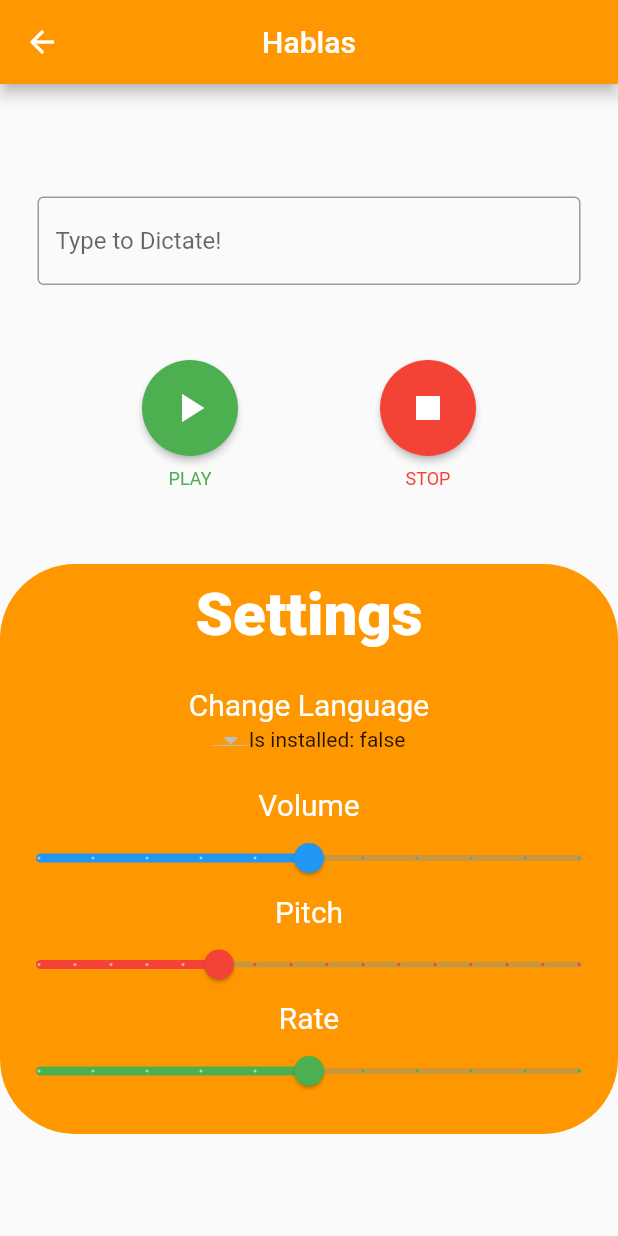
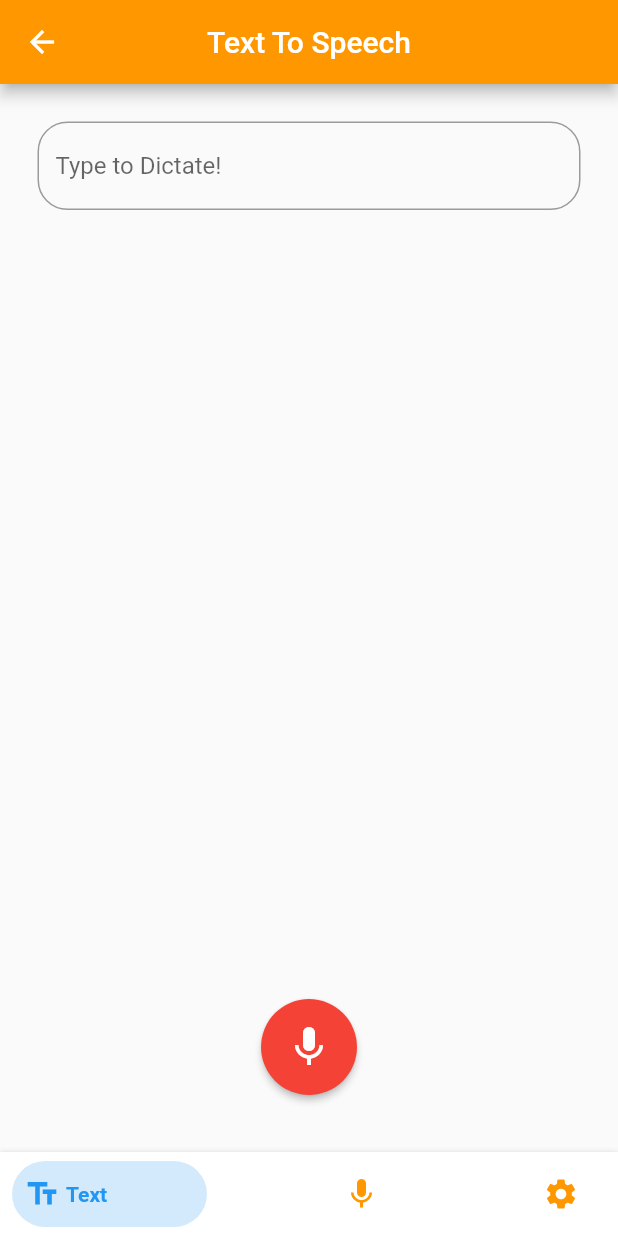
Before and after one commit to RagzDev/hablas, a Flutter app: the screen it shows after launch, after a tap on "START", on a phone screen of 412 x 824 dp. Run offline on Flutter 3.47's test engine with Material 2 defaults, Android fonts, the phone set to English and light mode, and no system bars; drawn by our look-alikes of bottom_navy_bar, google_mobile_ads; our stand-ins replace avatar_glow, flutter_tts, speech_to_text; missing offline and left inert: highlight_text.

Commit message:
added speech to text, and UI redesign

```diff
--- a/lib/ad_state.dart
+++ /dev/null
@@ -1,24 +0,0 @@
-import 'dart:io';
-import 'package:google_mobile_ads/google_mobile_ads.dart';
-
-class AdState {
-  Future<InitializationStatus> initialization;
-
-  AdState(this.initialization);
-
-  String get bannerAdUnitId => Platform.isAndroid
-      ? 'ca-app-pub-3940256099942544/6300978111'
-      : 'ca-app-pub-3940256099942544/2934735716';
-
-  AdListener get adListener => _adListener;
-
-  AdListener _adListener = AdListener(
-      onAdLoaded: (ad) => print('Ad loaded: ${ad.adUnitId}'),
-      onAdClosed: (ad) => print('Ad closed: ${ad.adUnitId}'),
-      onAdFailedToLoad: (ad, error) =>
-          print('Ad failed to load ${ad.adUnitId}, $error.'),
-      onAdOpened: (ad) => print('Ad opened: ${ad.adUnitId}'),
-      onAppEvent: (ad, name, data) =>
-          print('App event: ${ad.adUnitId}, $name, $data'),
-      onApplicationExit: (ad) => print('App Exit: ${ad.adUnitId}'));
-}
--- a/lib/main.dart
+++ b/lib/main.dart
@@ -1,4 +1,3 @@
-import 'package:Hablas/ad_state.dart';
 import 'package:Hablas/tabs.dart';
 import 'package:Hablas/welcome.dart';
 import 'package:flutter/material.dart';
@@ -7,17 +6,5 @@ import 'package:provider/provider.dart';
 import 'package:flutter/services.dart';
 
 void main() {
-  WidgetsFlutterBinding.ensureInitialized();
-  final initFuture = MobileAds.instance.initialize();
-  final adState = AdState(initFuture);
-
-  // WidgetsFlutterBinding.ensureInitialized();
-  // SystemChrome.setPreferredOrientations(
-  //     [DeviceOrientation.portraitUp, DeviceOrientation.portraitDown]);
-  runApp(
-    Provider.value(
-      value: adState,
-      builder: (context, child) => MyApp(),
-    ),
-  );
+  runApp(MyApp());
 }
--- a/lib/tabs.dart
+++ b/lib/tabs.dart
@@ -1,10 +1,9 @@
-import 'package:Hablas/ad_state.dart';
 import 'package:Hablas/welcome.dart';
 import 'package:flutter/material.dart';
 import 'package:flutter_tts/flutter_tts.dart';
 import 'package:google_mobile_ads/google_mobile_ads.dart';
 import 'package:provider/provider.dart';
-
+import 'package:bottom_navy_bar/bottom_navy_bar.dart';
 import 'dart:async';
 import 'dart:io' show Platform;
 import 'package:flutter/foundation.dart' show kIsWeb;
@@ -12,6 +11,10 @@ import 'package:provider/provider.dart';
 import 'package:flutter/material.dart';
 import 'package:flutter_tts/flutter_tts.dart';
 import 'package:google_mobile_ads/google_mobile_ads.dart';
+import 'package:avatar_glow/avatar_glow.dart';
+import 'package:flutter/material.dart';
+import 'package:highlight_text/highlight_text.dart';
+import 'package:speech_to_text/speech_to_text.dart' as stt;
 
 class Hablas extends StatefulWidget {
   @override
@@ -32,6 +35,9 @@ class _HablasState extends State<Hablas> {
 
   TtsState ttsState = TtsState.stopped;
 
+  int _currentIndex = 0;
+  PageController _pageController;
+
   get isPlaying => ttsState == TtsState.playing;
   get isStopped => ttsState == TtsState.stopped;
   get isPaused => ttsState == TtsState.paused;
@@ -44,6 +50,7 @@ class _HablasState extends State<Hablas> {
   @override
   initState() {
     super.initState();
+    _pageController = PageController();
     initTts();
   }
 
@@ -137,6 +144,8 @@ class _HablasState extends State<Hablas> {
   void dispose() {
     super.dispose();
     flutterTts.stop();
+    _pageController.dispose();
+    super.dispose();
   }
 
   List<DropdownMenuItem<String>> getLanguageDropDownMenuItems(
@@ -167,97 +176,155 @@ class _HablasState extends State<Hablas> {
     });
   }
 
-  BannerAd banner;
-
-  @override
-  void didChangeDependencies() {
-    super.didChangeDependencies();
-    final adState = Provider.of<AdState>(context);
-    adState.initialization.then((status) {
-      setState(() {
-        banner = BannerAd(
-          adUnitId: adState.bannerAdUnitId,
-          size: AdSize.banner,
-          request: AdRequest(),
-          listener: adState.adListener,
-        )..load();
-      });
-    });
-  }
-
   @override
   Widget build(BuildContext context) {
     return MaterialApp(
-        home: Scaffold(
+        home: DefaultTabController(
+            length: 2,
+            child: Scaffold(
+              body: SizedBox.expand(
+                child: PageView(
+                  controller: _pageController,
+                  onPageChanged: (index) {
+                    setState(() => _currentIndex = index);
+                  },
+                  children: <Widget>[
+                    Scaffold(
                       appBar: AppBar(
-              title: Text('Hablas'),
+                        title: Text('Text To Speech'),
                         centerTitle: true,
                         backgroundColor: Colors.orange,
                         leading: IconButton(
                           icon: Icon(Icons.arrow_back),
                           onPressed: () {
-                    Navigator.push(
-                      context,
-                      MaterialPageRoute(builder: (context) => MyApp()),
-                    );
-                  }),
+                            Navigator.push(context,
+                                MaterialPageRoute(builder: (context) {
+                              return MyApp();
+                            }));
+                          },
                         ),
+                        //                                                                 leading: IconButton(
+                        //   icon: Icon(Icons.arrow_back),
+                        //   onPressed: () {
+                        // Navigator.push(context,
+                        //                 MaterialPageRoute(
+                        //               builder: (context) {
+                        //                 return MyApp();
+                        //               }
+                        //   }
+                        // ),
+                      ),
+                      floatingActionButton: _buildButtonColumn(
+                          Colors.red, Colors.redAccent, Icons.mic, '', _speak),
+                      floatingActionButtonLocation:
+                          FloatingActionButtonLocation.centerFloat,
                       body: SingleChildScrollView(
                           scrollDirection: Axis.vertical,
                           child: Column(children: [
-                  if (banner == null)
-                    SizedBox(
-                      height: 50,
-                    )
-                  else
-                    Container(
-                      height: 50,
-                      child: AdWidget(ad: banner),
-                    ),
                             _inputSection(),
-                  _btnSection(),
+                            // _btnSection(),
                             SizedBox(
                               height: 50,
                             ),
-                  Container(
-                    height: 380,
-                    width: 500,
+                          ])),
+                    ),
+                    SpeechScreen(),
+                    Scaffold(
+                        appBar: AppBar(
+                          title: Text('Settings'),
+                          centerTitle: true,
+                          backgroundColor: Colors.orange,
+                        ),
+                        backgroundColor: Colors.white,
+                        body: SingleChildScrollView(
+                          scrollDirection: Axis.vertical,
+                          child: Container(
+                              margin: EdgeInsets.only(top: 55),
                               decoration: BoxDecoration(
-                        color: Colors.orange,
+                                  color: Colors.white,
                                   shape: BoxShape.rectangle,
                                   borderRadius: BorderRadius.only(
                                       topLeft: Radius.circular(50.0),
                                       bottomRight: Radius.circular(50.0),
                                       bottomLeft: Radius.circular(50.0),
                                       topRight: Radius.circular(50.0))),
+                              child: Center(
                                 child: Column(
                                   children: [
-                        SizedBox(height: 10),
                                     Text(
                                       'Settings',
                                       style: TextStyle(
-                            color: Colors.white,
+                                        color: Colors.black,
                                         fontWeight: FontWeight.w800,
                                         fontSize: 40.0,
                                       ),
                                     ),
                                     SizedBox(
-                          height: 25,
+                                      height: 45,
                                     ),
                                     Text('Change Language',
                                         style: TextStyle(
-                                fontWeight: FontWeight.normal,
+                                            fontWeight: FontWeight.w700,
                                             fontSize: 20.0,
-                                color: Colors.white)),
-                        _futureBuilder(),
+                                            color: Colors.black)),
                                     SizedBox(
                                       height: 20,
                                     ),
-                        _buildSliders()
+                                    Text(
+                                        'The format is language-country, so for example, English US would be en-US.',
+                                        textAlign: TextAlign.center,
+                                        style: TextStyle(
+                                            fontWeight: FontWeight.normal,
+                                            fontSize: 18.0,
+                                            color: Colors.black)),
+                                    _futureBuilder(),
+                                    Visibility(
+                                      visible: isAndroid,
+                                      child: Text(
+                                        "Is Selected Language Installed: $isCurrentLanguageInstalled",
+                                        style: TextStyle(
+                                            color: Colors.black,
+                                            fontSize: 20.0),
+                                      ),
+                                    ),
+                                    SizedBox(
+                                      height: 20,
+                                    ),
+                                    _buildSliders(),
+                                  ],
+                                ),
+                              )),
+                        )),
                   ],
                 ),
               ),
-                ]))));
+              bottomNavigationBar: BottomNavyBar(
+                selectedIndex: _currentIndex,
+                onItemSelected: (index) {
+                  setState(() => _currentIndex = index);
+                  _pageController.jumpToPage(index);
+                },
+                items: <BottomNavyBarItem>[
+                  BottomNavyBarItem(
+                      title: Text('Text'),
+                      icon: Icon(Icons.text_fields),
+                      activeColor: Colors.blue,
+                      inactiveColor: Colors.orange),
+                  BottomNavyBarItem(
+                    title: Text('Speech'),
+                    icon: Icon(Icons.mic),
+                    activeColor: Colors.blue,
+                    inactiveColor: Colors.orange,
+                  ),
+                  BottomNavyBarItem(
+                    title: Text('Settings'),
+                    icon: Icon(Icons.settings),
+                    activeColor: Colors.blue,
+                    inactiveColor: Colors.orange,
+                  )
+                ],
+              ),
+            )));
   }
 
   Widget _futureBuilder() => FutureBuilder<dynamic>(
@@ -280,7 +347,12 @@ class _HablasState extends State<Hablas> {
         },
         obscureText: false,
         decoration: InputDecoration(
-            border: OutlineInputBorder(), hintText: 'Type to Dictate!'),
+          hintText: 'Type to Dictate!',
+          hintStyle: TextStyle(fontSize: 16),
+          border: OutlineInputBorder(
+            borderRadius: BorderRadius.circular(20),
+          ),
+        ),
       ));
 
   Widget _btnSection() {
@@ -289,10 +361,8 @@ class _HablasState extends State<Hablas> {
           padding: EdgeInsets.only(top: 50.0),
           child:
               Row(mainAxisAlignment: MainAxisAlignment.spaceEvenly, children: [
-            _buildButtonColumn(Colors.green, Colors.greenAccent,
-                Icons.play_arrow, 'PLAY', _speak),
             _buildButtonColumn(
-                Colors.red, Colors.redAccent, Icons.stop, 'STOP', _stop),
+                Colors.red, Colors.redAccent, Icons.mic, ' ', _speak),
           ]));
     } else {
       return Container(
@@ -311,13 +381,6 @@ class _HablasState extends State<Hablas> {
           value: language,
           items: getLanguageDropDownMenuItems(languages),
           onChanged: changedLanguageDropDownItem,
-          dropdownColor: Colors.white,
-          iconEnabledColor: Colors.white,
-          focusColor: Colors.white,
-        ),
-        Visibility(
-          visible: isAndroid,
-          child: Text("Is installed: $isCurrentLanguageInstalled"),
         ),
       ]));
 
@@ -357,21 +420,21 @@ class _HablasState extends State<Hablas> {
             style: TextStyle(
                 fontWeight: FontWeight.normal,
                 fontSize: 20.0,
-                color: Colors.white)),
+                color: Colors.black)),
         _volume(),
         Text(
           'Pitch',
           style: TextStyle(
               fontWeight: FontWeight.normal,
               fontSize: 20.0,
-              color: Colors.white),
+              color: Colors.black),
         ),
         _pitch(),
-        Text('Rate',
+        Text('Speed/Rate',
             style: TextStyle(
               fontWeight: FontWeight.normal,
               fontSize: 20.0,
-              color: Colors.white,
+              color: Colors.black,
             )),
         _rate()
       ],
@@ -419,210 +482,117 @@ class _HablasState extends State<Hablas> {
   }
 }
 
-// class TTS extends StatefulWidget {
-//   @override
-//   _TTSState createState() => _TTSState();
-// }
+class SpeechScreen extends StatefulWidget {
+  @override
+  _SpeechScreenState createState() => _SpeechScreenState();
+}
 
-// class _TTSState extends State {
-//   bool isPlaying = false;
-//   FlutterTts _flutterTts;
-//   final textController = TextEditingController();
-//   BannerAd banner;
+class _SpeechScreenState extends State<SpeechScreen> {
+  final Map<String, HighlightedWord> _highlights = {
+    'Hablas': HighlightedWord(
+      onTap: () => print('voice'),
+      textStyle: const TextStyle(
+        color: Colors.green,
+        fontWeight: FontWeight.bold,
+      ),
+    ),
+  };
 
-//   @override
-//   void didChangeDependencies() {
-//     super.didChangeDependencies();
-//     final adState = Provider.of<AdState>(context);
-//     adState.initialization.then((status) {
-//       setState(() {
-//         banner = BannerAd(
-//           adUnitId: adState.bannerAdUnitId,
-//           size: AdSize.banner,
-//           request: AdRequest(),
-//           listener: adState.adListener,
-//         )..load();
-//       });
-//     });
-//   }
+  stt.SpeechToText _speech;
+  bool _isListening = false;
+  String _text = 'Press the button and start speaking';
+  double _confidence = 1.0;
 
-//   @override
-//   void initState() {
-//     super.initState();
-//     initializeTts();
-//   }
+  @override
+  void initState() {
+    super.initState();
+    _speech = stt.SpeechToText();
+  }
 
-//   @override
-//   Widget build(BuildContext context) {
-//     return MaterialApp(home: Builder(
-//       builder: (BuildContext context) {
-//         return DefaultTabController(
-//           length: 2,
-//           child: Scaffold(
-//             appBar: AppBar(
-//               centerTitle: true,
-//               title: Text('Hablas'),
-//               backgroundColor: Colors.orange,
-//               leading: IconButton(
-//                   icon: Icon(Icons.arrow_back),
-//                   onPressed: () {
-//                     Navigator.push(
-//                       context,
-//                       MaterialPageRoute(builder: (context) => MyApp()),
-//                     );
-//                   }),
-//               bottom: TabBar(
-//                 tabs: [
-//                   Tab(icon: Icon(Icons.mic)),
-//                   Tab(icon: Icon(Icons.settings)),
-//                 ],
-//               ),
-//             ),
-//             body: TabBarView(
-//               children: [
-//                 Scaffold(
-//                     body: Container(
-//                   alignment: Alignment.center,
-//                   child: Column(
-//                     children: <Widget>[
-//                       if (banner == null)
-//                         SizedBox(
-//                           height: 50,
-//                         )
-//                       else
-//                         Container(
-//                           height: 50,
-//                           child: AdWidget(ad: banner),
-//                         ),
-//                       Center(
-//                           child: Container(
-//                         padding: EdgeInsets.all(32),
-//                         child: TextField(
-//                           controller: textController,
-//                           obscureText: false,
-//                           decoration: InputDecoration(
-//                               border: OutlineInputBorder(),
-//                               hintText: 'Type to Dictate!'),
-//                         ),
-//                       )),
-//                       RawMaterialButton(
-//                         onPressed: () {
-//                           if (isPlaying) {
-//                             _stop();
-//                           } else {
-//                             _speak(textController.text);
-//                           }
-//                         },
-//                         elevation: 2.0,
-//                         fillColor: Colors.red,
-//                         child: Icon(
-//                           Icons.mic,
-//                           size: 35.0,
-//                           color: Colors.white,
-//                         ),
-//                         padding: EdgeInsets.all(15.0),
-//                         shape: CircleBorder(),
-//                       ),
-//                       SizedBox(height: 20),
-//                     ],
-//                   ),
-//                 )),
+  @override
+  Widget build(BuildContext context) {
+    return Scaffold(
+      appBar: AppBar(
+        title: Text('Speech To Text'),
+        centerTitle: true,
+        backgroundColor: Colors.orange,
+      ),
+      floatingActionButtonLocation: FloatingActionButtonLocation.centerFloat,
+      floatingActionButton: AvatarGlow(
+        animate: _isListening,
+        glowColor: Colors.red,
+        endRadius: 75.0,
+        duration: const Duration(milliseconds: 2000),
+        repeatPauseDuration: const Duration(milliseconds: 100),
+        repeat: true,
+        child: RawMaterialButton(
+            onPressed: _listen,
+            child: Icon(
+              _isListening ? Icons.mic : Icons.mic_none,
+              size: 32,
+              color: Colors.white,
+            ),
+            fillColor: Colors.red,
+            elevation: 2.0,
+            padding: EdgeInsets.all(15.0),
+            shape: CircleBorder(),
+            constraints: BoxConstraints.tight(Size(64, 64)),
+            splashColor: Colors.red),
+      ),
+      body: SingleChildScrollView(
+        reverse: true,
+        child: Container(
+            padding: const EdgeInsets.fromLTRB(30.0, 30.0, 30.0, 150.0),
+            width: double.infinity,
+            child: Column(
+              children: [
+                Text(
+                  'AI Confidence Level: ${(_confidence * 100.0).toStringAsFixed(1)}%',
+                  textAlign: TextAlign.center,
+                  style: TextStyle(
+                    fontSize: 32.0,
+                    color: Colors.black,
+                    fontWeight: FontWeight.w700,
+                  ),
+                ),
+                SizedBox(
+                  height: 50,
+                ),
+                TextHighlight(
+                  text: _text,
+                  words: _highlights,
+                  textAlign: TextAlign.center,
+                  textStyle: const TextStyle(
+                      fontSize: 32.0,
+                      color: Colors.black,
+                      fontWeight: FontWeight.w400),
+                ),
+              ],
+            )),
+      ),
+    );
+  }
 
-//                 Settings(),
-//                 // Column(
-//                 //   children: [
-//                 //     // Image(
-//                 //     //   image: AssetImage('assets/bug.png'),
-//                 //     //   height: 350,
-//                 //     //   width: 350,
-//                 //     // ),
-//                 //     // Text(
-//                 //     //   'Still in Construction...',
-//                 //     //   style:
-//                 //     //       TextStyle(fontWeight: FontWeight.bold, fontSize: 30),
-//                 //     // ),
-//                 //     // Text(
-//                 //     //   'Created by Raghav Sarin',
-//                 //     //   style: TextStyle(fontSize: 25),
-//                 //     // ),
-//                 //     // SizedBox(
-//                 //     //   height: 50,
-//                 //     // )
-//                 //   ],
-//                 // )
-//               ],
-//             ),
-//           ),
-//         );
-
-//         // return
-//       },
-//     ));
-//   }
-
-//   //TEXT TO SPEECH functions
-
-//   initializeTts() {
-//     _flutterTts = FlutterTts();
-
-//     _flutterTts.setStartHandler(() {
-//       setState(() {
-//         isPlaying = true;
-//       });
-//     });
-
-//     _flutterTts.setCompletionHandler(() {
-//       setState(() {
-//         isPlaying = false;
-//       });
-//     });
-
-//     _flutterTts.setErrorHandler((err) {
-//       setState(() {
-//         print("error occurred: " + err);
-//         isPlaying = false;
-//       });
-//     });
-//   }
-
-//   Future _speak(String text) async {
-//     if (text != null && text.isNotEmpty) {
-//       var result = await _flutterTts.speak(textController.text);
-//       if (result == 1)
-//         setState(() {
-//           isPlaying = true;
-//         });
-//     }
-//     setTtsLanguage();
-//     setPitch();
-//     setVolume();
-//   }
-
-//   Future _stop() async {
-//     var result = await _flutterTts.stop();
-//     if (result == 1)
-//       setState(() {
-//         isPlaying = false;
-//       });
-//   }
-
-//   void setTtsLanguage() async {
-//     await _flutterTts.setLanguage("en-GB");
-//   }
-
-//   void setPitch() async {
-//     await _flutterTts.setPitch(1);
-//   }
-
-//   void setVolume() async {
-//     await _flutterTts.setVolume(1.0);
-//     await _flutterTts.setIosAudioCategory(IosTextToSpeechAudioCategory.playback,
-//         [IosTextToSpeechAudioCategoryOptions.defaultToSpeaker]);
-//   }
-
-//   @override
-//   void dispose() {
-//     super.dispose();
-//     _flutterTts.stop();
-//   }
-// }
+  void _listen() async {
+    if (!_isListening) {
+      bool available = await _speech.initialize(
+        onStatus: (val) => print('onStatus: $val'),
+        onError: (val) => print('onError: $val'),
+      );
+      if (available) {
+        setState(() => _isListening = true);
+        _speech.listen(
+          onResult: (val) => setState(() {
+            _text = val.recognizedWords;
+            if (val.hasConfidenceRating && val.confidence > 0) {
+              _confidence = val.confidence;
+            }
+          }),
+        );
+      }
+    } else {
+      setState(() => _isListening = false);
+      _speech.stop();
+    }
+  }
+}
--- a/lib/welcome.dart
+++ b/lib/welcome.dart
@@ -42,8 +42,8 @@ class WelcomeScreen extends StatelessWidget {
               flex: 3,
               child: Center(
                 child: Container(
-                  height: 450,
-                  width: 500,
+                  height: 400,
+                  width: 400,
                   alignment: Alignment.center,
                   decoration: BoxDecoration(
                     image: DecorationImage(
@@ -65,14 +65,14 @@ class WelcomeScreen extends StatelessWidget {
                         text: "Hablas\n",
                         style: TextStyle(
                             color: Colors.white,
-                            fontSize: 25.0,
+                            fontSize: 20.0,
                             fontWeight: FontWeight.bold),
                       ),
                       TextSpan(
                         text: "A Text To Speech App",
                         style: TextStyle(
                           color: Colors.white,
-                          fontSize: 20.0,
+                          fontSize: 15.0,
                         ),
                       )
                     ],
@@ -88,7 +88,7 @@ class WelcomeScreen extends StatelessWidget {
                       ));
                     },
                     child: Container(
-                      height: 50,
+                      height: 41,
                       width: 120,
                       // margin: EdgeInsets.only(bottom: 25),
                       padding: EdgeInsets.symmetric(
@@ -115,7 +115,7 @@ class WelcomeScreen extends StatelessWidget {
                   ),
                 ),
                 SizedBox(
-                  height: 20,
+                  height: 10,
                 )
               ],
             ),
--- a/pubspec.yaml
+++ b/pubspec.yaml
@@ -28,9 +28,13 @@ dependencies:
   # The following adds the Cupertino Icons font to your application.
   # Use with the CupertinoIcons class for iOS style icons.
   cupertino_icons: ^1.0.0
-  flutter_tts: 3.0.0
+  flutter_tts: ^3.0.0
   google_mobile_ads: ^0.11.0+3
   provider: ^4.3.3
+  bottom_navy_bar: ^5.6.0
+  speech_to_text: ^2.3.0
+  avatar_glow: ^1.2.0
+  highlight_text: ^0.7.2
 
 dev_dependencies:
   flutter_test:
```
Also changed, not shown: pubspec.lock, 45 other files. Lines whose indentation alone changed are shown as unchanged.
